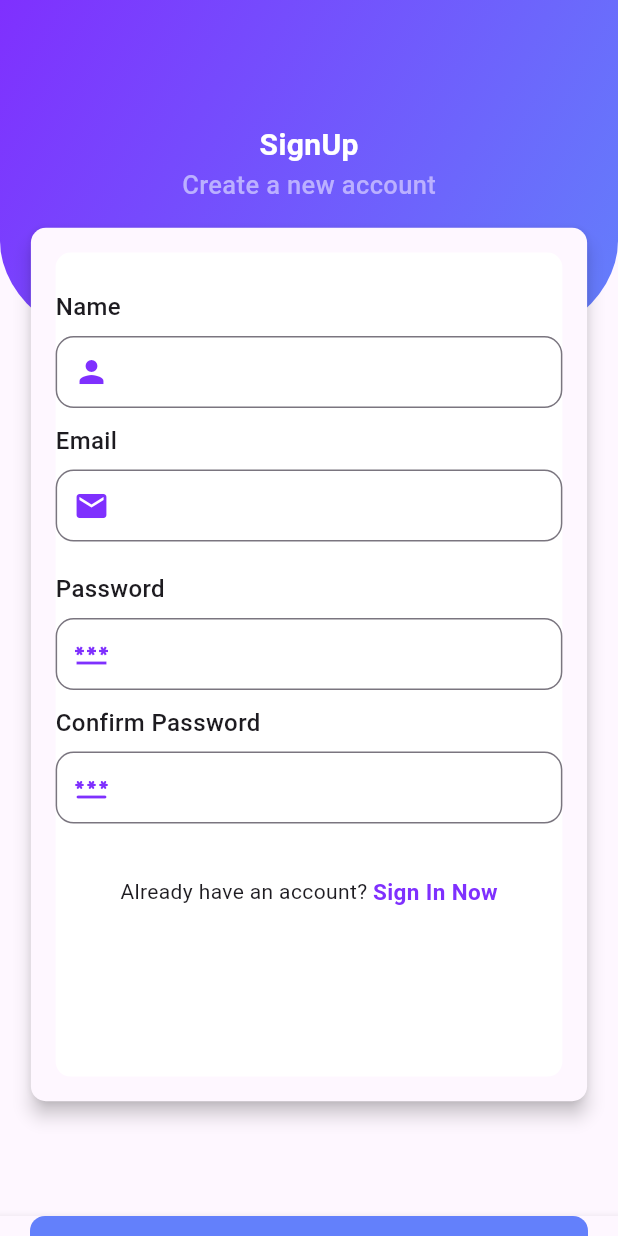
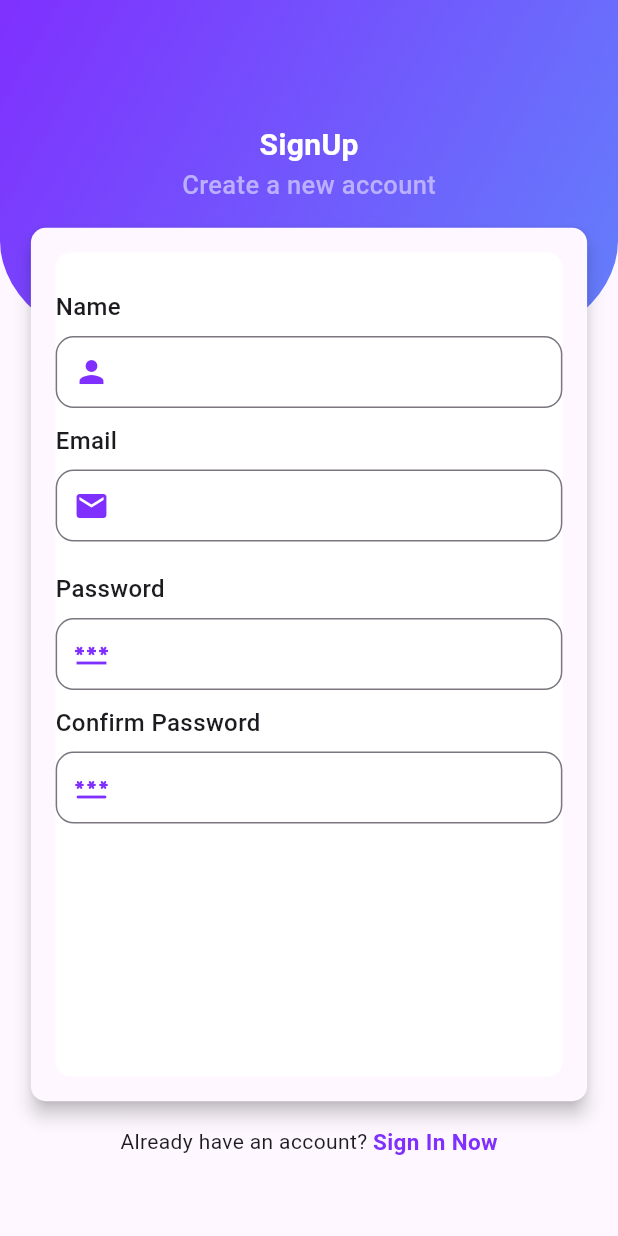
Before and after one commit to Ajaykumaryadav-Aj/chat_x, a Flutter app: the SignUpScreen screen opened directly, on a phone screen of 412 x 824 dp. Run offline on Flutter 3.47's test engine with Material 3 defaults, Android fonts, the phone set to English and light mode, and no system bars; our stand-ins replace cloud_firestore, firebase_auth, firebase_core, random_string, shared_preferences; accounts and stored records are empty.

Commit message:
update ui

```diff
--- a/lib/main.dart
+++ b/lib/main.dart
@@ -24,7 +24,7 @@
         colorScheme: ColorScheme.fromSeed(seedColor: Colors.deepPurple),
         useMaterial3: true,
       ),
-      // home:  ProfilePicScreen(),
+      // home:  SigninScreen(),
       home: FutureBuilder(
         future: AuthMethods().getcurrentUser(),
         builder: (context, AsyncSnapshot<dynamic> snapshot) {
--- a/lib/screens/sign_up.dart
+++ b/lib/screens/sign_up.dart
@@ -279,10 +279,17 @@
                                                 color: Color(0xFF7f30fe),
                                               )),
                                         ),
-                                        const SizedBox(height: 35),
+                                      ],
+                                    ),
+                                  ],
+                                ),
+                              ),
+                            ),
+                          ),
+                        ),
+                      ),
                       Row(
-                                          mainAxisAlignment:
-                                              MainAxisAlignment.center,
+                        mainAxisAlignment: MainAxisAlignment.center,
                         children: [
                           const Text(
                             "Already have an account? ",
@@ -295,8 +302,7 @@
                               Navigator.push(
                                   context,
                                   MaterialPageRoute(
-                                                      builder: (context) =>
-                                                          const SigninScreen(),
+                                    builder: (context) => const SigninScreen(),
                                   ));
                             },
                             child: const Text(
@@ -311,15 +317,6 @@
                           )
                         ],
                       )
-                                      ],
-                                    ),
-                                  ],
-                                ),
-                              ),
-                            ),
-                          ),
-                        ),
-                      ),
                     ],
                   ),
                 ),
```
Lines whose indentation alone changed are shown as unchanged.
